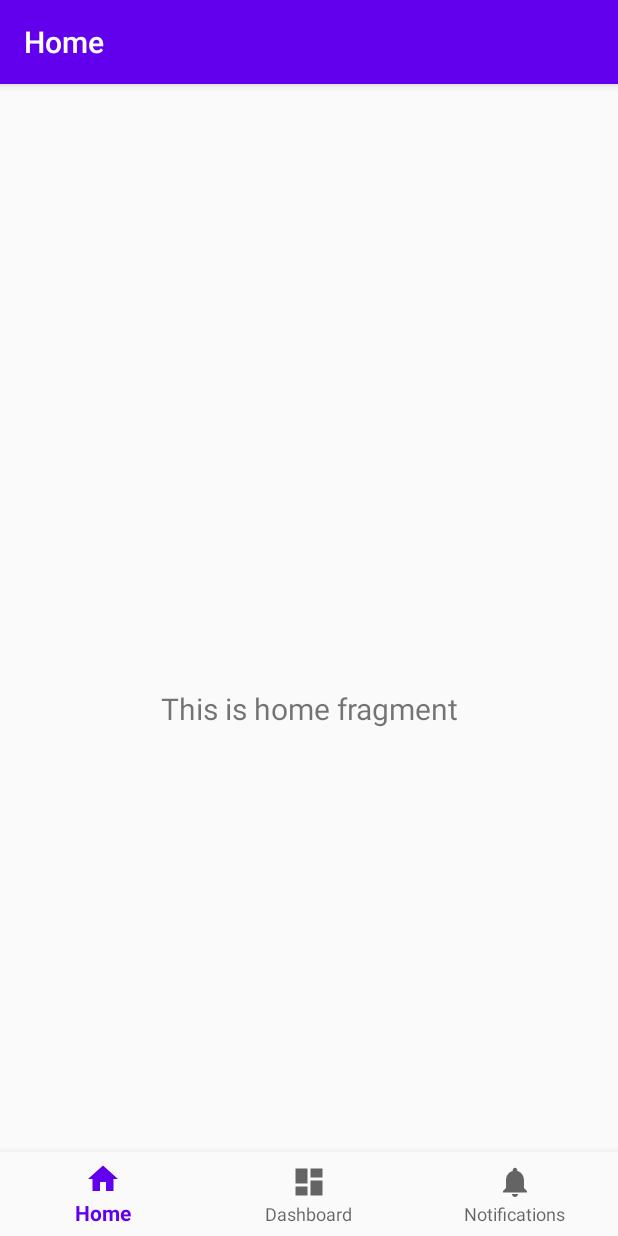
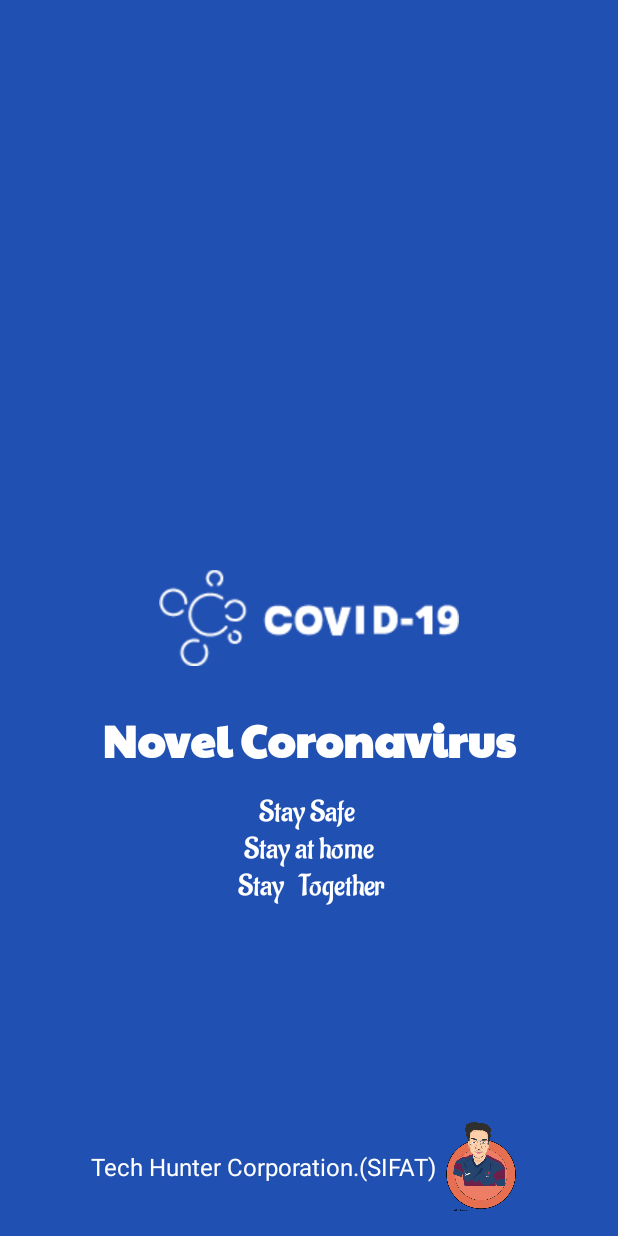
Before and after one commit to TawhidHassan/Covid-19, an Android app: the screen it shows after launch (MainActivity before the commit, SpaashActivity after it), on a phone screen of 412 x 824 dp. Run offline under Robolectric (Android 15) with nearby library versions, the phone set to English and light mode, and no system bars.

Commit message:
make splash screen

```diff
--- a/app/src/main/AndroidManifest.xml
+++ b/app/src/main/AndroidManifest.xml
@@ -9,14 +9,18 @@
         android:roundIcon="@mipmap/ic_launcher_round"
         android:supportsRtl="true"
         android:theme="@style/AppTheme">
-        <activity
-            android:name=".MainActivity"
-            android:label="@string/app_name">
+        <activity android:name=".SpaashActivity">
             <intent-filter>
                 <action android:name="android.intent.action.MAIN" />
 
                 <category android:name="android.intent.category.LAUNCHER" />
             </intent-filter>
+
+        </activity>
+        <activity
+            android:name=".MainActivity"
+            android:label="@string/app_name">
+
         </activity>
     </application>
 
--- /dev/null
+++ b/app/src/main/java/com/example/covid_19/SpaashActivity.java
@@ -0,0 +1,47 @@
+package com.example.covid_19;
+
+import androidx.appcompat.app.AppCompatActivity;
+
+import android.content.Context;
+import android.content.Intent;
+import android.os.Bundle;
+import android.view.WindowManager;
+
+public class SpaashActivity extends AppCompatActivity {
+    int pros;
+    Context context;
+    @Override
+    protected void onCreate(Bundle savedInstanceState) {
+        super.onCreate(savedInstanceState);
+        setContentView(R.layout.activity_spaash);
+        getWindow().setFlags(WindowManager.LayoutParams.FLAG_FULLSCREEN,
+                WindowManager.LayoutParams.FLAG_FULLSCREEN);
+        getSupportActionBar().hide();
+
+        Thread thread=new Thread(new Runnable() {
+            @Override
+            public void run() {
+                dowork();
+
+                    Intent intent=new Intent(SpaashActivity.this,MainActivity.class);
+                    startActivity(intent);
+                    finish();
+
+            }
+        });
+
+        thread.start();
+    }
+    public void dowork()
+    {
+        for (pros=10;pros<=100;pros=pros+30){
+
+            try {
+                Thread.sleep(1000);
+            } catch (InterruptedException e) {
+                e.printStackTrace();
+            }
+        }
+
+    }
+}
--- /dev/null
+++ b/app/src/main/res/layout/activity_spaash.xml
@@ -0,0 +1,77 @@
+<?xml version="1.0" encoding="utf-8"?>
+<androidx.constraintlayout.widget.ConstraintLayout xmlns:android="http://schemas.android.com/apk/res/android"
+    xmlns:app="http://schemas.android.com/apk/res-auto"
+    xmlns:tools="http://schemas.android.com/tools"
+    android:layout_width="match_parent"
+    android:layout_height="match_parent"
+    tools:context=".SpaashActivity"
+    android:background="@color/colorPrimary">
+
+    <ImageView
+        android:id="@+id/imageView3"
+        android:layout_width="200dp"
+        android:layout_height="wrap_content"
+        app:layout_constraintBottom_toBottomOf="parent"
+        app:layout_constraintEnd_toEndOf="parent"
+        app:layout_constraintStart_toStartOf="parent"
+        app:layout_constraintTop_toTopOf="parent"
+        app:srcCompat="@drawable/covid19white" />
+
+    <TextView
+        android:id="@+id/textView2"
+        android:layout_width="wrap_content"
+        android:layout_height="wrap_content"
+        android:layout_marginTop="24dp"
+        android:fontFamily="@font/paytone_one"
+        android:text="Novel Coronavirus"
+        android:textColor="@color/white"
+        android:textSize="30sp"
+        android:textStyle="bold"
+        app:layout_constraintEnd_toEndOf="@+id/imageView3"
+        app:layout_constraintStart_toStartOf="@+id/imageView3"
+        app:layout_constraintTop_toBottomOf="@+id/imageView3" />
+
+    <TextView
+        android:id="@+id/textView7"
+        android:layout_width="match_parent"
+        android:layout_height="wrap_content"
+        android:layout_margin="10dp"
+        android:fontFamily="@font/aladin"
+        android:text="Stay Safe \nStay at home\n Stay   Together"
+        android:textAlignment="center"
+        android:textColor="@color/white"
+        android:textSize="20sp"
+        app:layout_constraintEnd_toEndOf="parent"
+        app:layout_constraintStart_toStartOf="parent"
+        app:layout_constraintTop_toBottomOf="@+id/textView2" />
+
+    <LinearLayout
+        android:layout_width="match_parent"
+        android:layout_height="wrap_content"
+        android:layout_marginStart="24dp"
+        android:layout_marginLeft="24dp"
+        android:layout_marginEnd="24dp"
+        android:layout_marginRight="24dp"
+        android:layout_marginBottom="16dp"
+        app:layout_constraintBottom_toBottomOf="parent"
+        app:layout_constraintEnd_toEndOf="parent"
+        app:layout_constraintStart_toStartOf="parent"
+        android:orientation="horizontal"
+        android:gravity="center"
+        >
+        <TextView
+            android:layout_width="wrap_content"
+            android:layout_height="wrap_content"
+            android:text="Tech Hunter Corporation.(SIFAT)"
+            android:textColor="@color/white"
+            android:textSize="16sp"
+            android:layout_gravity="center"
+            />
+        <ImageView
+            android:layout_width="60dp"
+            android:layout_height="60dp"
+            android:src="@drawable/sifaxxxx"
+            />
+    </LinearLayout>
+
+</androidx.constraintlayout.widget.ConstraintLayout>
--- a/app/src/main/res/values/colors.xml
+++ b/app/src/main/res/values/colors.xml
@@ -1,6 +1,7 @@
 <?xml version="1.0" encoding="utf-8"?>
 <resources>
-    <color name="colorPrimary">#6200EE</color>
-    <color name="colorPrimaryDark">#3700B3</color>
+    <color name="colorPrimary">#2150B3</color>
+    <color name="colorPrimaryDark">#213E99</color>
     <color name="colorAccent">#03DAC5</color>
+    <color name="white">#fff</color>
 </resources>
```
Also changed, not shown: app/src/main/res/drawable/covid19logo.png (added), app/src/main/res/drawable/covid19white.png (added), app/src/main/res/drawable/sifaxxxx.png (added), app/src/main/res/font/aladin.ttf (added), app/src/main/res/font/paytone_one.ttf (added).
